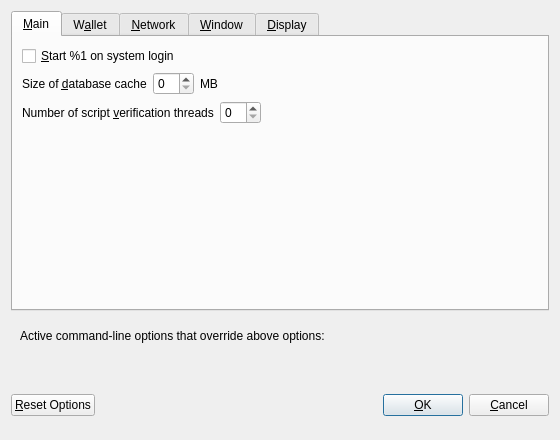
Old version of the form src/qt/forms/optionsdialog.ui in the repository minblock/lockely.
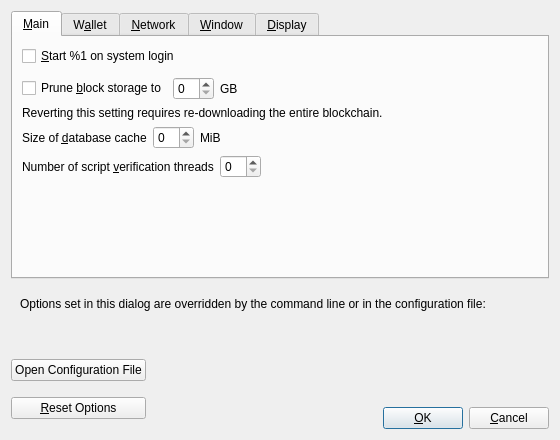
New version of the form. Custom widgets are drawn as their Qt base class.

The edit to the form file:
```diff
--- a/src/qt/forms/optionsdialog.ui
+++ b/src/qt/forms/optionsdialog.ui
@@ -37,6 +37,69 @@
          </property>
         </widget>
        </item>
+       <item>
+        <spacer name="horizontalSpacer_0_Main">
+         <property name="orientation">
+          <enum>Qt::Horizontal</enum>
+         </property>
+         <property name="sizeHint" stdset="0">
+          <size>
+           <width>40</width>
+           <height>5</height>
+          </size>
+         </property>
+        </spacer>
+       </item>
+       <item>
+       <layout class="QHBoxLayout" name="horizontalLayout_Main_Prune">
+        <item>
+         <widget class="QCheckBox" name="prune">
+          <property name="toolTip">
+           <string>Disables some advanced features but all blocks will still be fully validated. Reverting this setting requires re-downloading the entire blockchain. Actual disk usage may be somewhat higher.</string>
+          </property>
+          <property name="text">
+           <string>Prune &amp;block storage to</string>
+          </property>
+         </widget>
+        </item>
+        <item>
+         <widget class="QSpinBox" name="pruneSize"/>
+        </item>
+         <item>
+          <widget class="QLabel" name="pruneSizeUnitLabel">
+           <property name="text">
+            <string>GB</string>
+           </property>
+           <property name="textFormat">
+            <enum>Qt::PlainText</enum>
+           </property>
+          </widget>
+         </item>
+         <item>
+          <spacer name="horizontalSpacer_Main_Prune">
+           <property name="orientation">
+            <enum>Qt::Horizontal</enum>
+           </property>
+           <property name="sizeHint" stdset="0">
+            <size>
+             <width>40</width>
+             <height>20</height>
+            </size>
+           </property>
+          </spacer>
+         </item>
+        </layout>
+       </item>
+       <item>
+        <widget class="QLabel" name="pruneWarning">
+         <property name="text">
+          <string>Reverting this setting requires re-downloading the entire blockchain.</string>
+         </property>
+         <property name="textFormat">
+          <enum>Qt::PlainText</enum>
+         </property>
+        </widget>
+       </item>
        <item>
         <layout class="QHBoxLayout" name="horizontalLayout_2_Main">
          <item>
@@ -58,7 +121,7 @@
          <item>
           <widget class="QLabel" name="databaseCacheUnitLabel">
            <property name="text">
-            <string>MB</string>
+            <string>MiB</string>
            </property>
            <property name="textFormat">
             <enum>Qt::PlainText</enum>
@@ -651,7 +714,7 @@
         <item>
          <widget class="QLabel" name="overriddenByCommandLineInfoLabel">
           <property name="text">
-           <string>Active command-line options that override above options:</string>
+           <string>Options set in this dialog are overridden by the command line or in the configuration file:</string>
           </property>
           <property name="textFormat">
            <enum>Qt::PlainText</enum>
@@ -692,6 +755,21 @@
    <item>
     <layout class="QHBoxLayout" name="horizontalLayout_Buttons">
      <item>
+      <layout class="QVBoxLayout" name="verticalLayout_Buttons">
+       <item>
+        <widget class="QPushButton" name="openBitcoinConfButton">
+         <property name="toolTip">
+          <string>Open the %1 configuration file from the working directory.</string>
+         </property>
+         <property name="text">
+          <string>Open Configuration File</string>
+         </property>
+         <property name="autoDefault">
+          <bool>false</bool>
+         </property>
+        </widget>
+       </item>
+       <item>
       <widget class="QPushButton" name="resetButton">
        <property name="toolTip">
         <string>Reset all client options to default.</string>
@@ -704,6 +782,8 @@
        </property>
       </widget>
      </item>
+      </layout>
+     </item>
      <item>
       <spacer name="horizontalSpacer_1">
        <property name="orientation">
@@ -756,6 +836,23 @@
       </spacer>
      </item>
      <item>
+      <layout class="QVBoxLayout" name="verticalLayout_4">
+       <item>
+        <spacer name="verticalSpacer">
+         <property name="orientation">
+          <enum>Qt::Vertical</enum>
+         </property>
+         <property name="sizeHint" stdset="0">
+          <size>
+           <width>20</width>
+           <height>40</height>
+          </size>
+         </property>
+        </spacer>
+       </item>
+       <item>
+        <layout class="QHBoxLayout" name="horizontalLayout">
+         <item>
       <widget class="QPushButton" name="okButton">
        <property name="text">
         <string>&amp;OK</string>
@@ -781,6 +878,10 @@
     </layout>
    </item>
   </layout>
+     </item>
+    </layout>
+   </item>
+  </layout>
  </widget>
  <customwidgets>
   <customwidget>
```
Left out of the diff: 32 changed lines with no effect on the pictures. Lines whose indentation alone changed are shown as unchanged.
